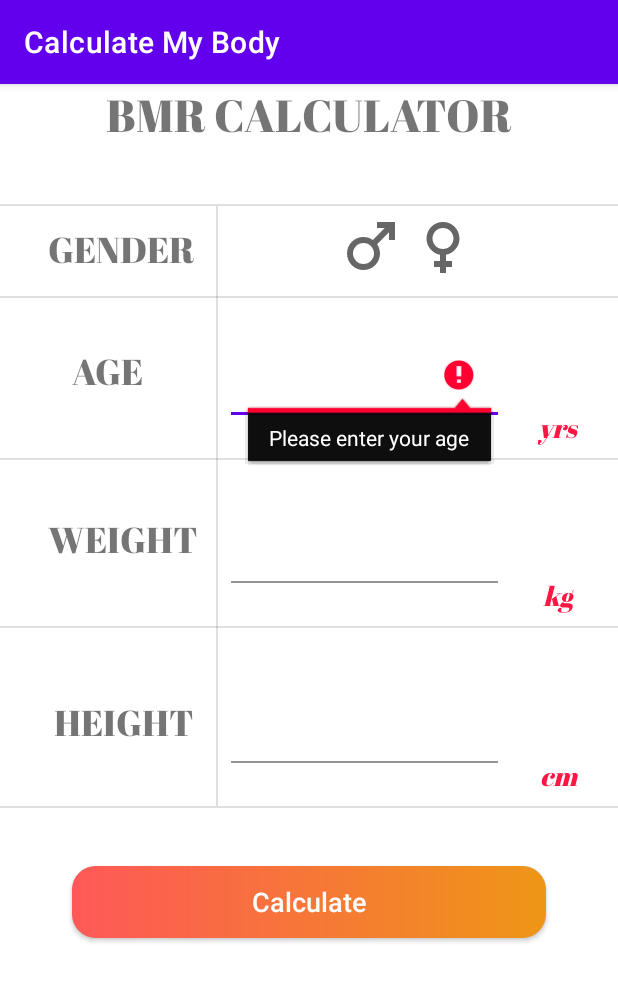
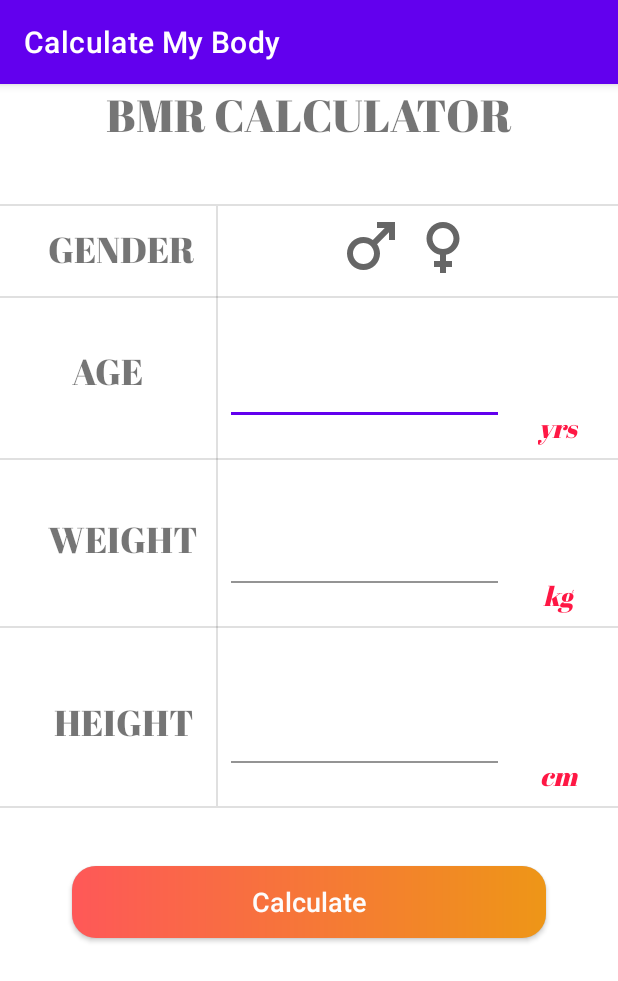
Before and after one commit to JoshuaBudiman/Calculatemybody, an Android app: the BMRCalcActivity screen opened directly, with no data from a screen before it, after a tap on "Calculate", on a phone screen of 412 x 824 dp. Shown: the top 981 px of the screen. Run offline under Robolectric (Android 15) with nearby library versions, the phone set to English and light mode, and no system bars; Roboto replaces fonts that are not available here.

Commit message:
Fix Error Handling

```diff
--- a/app/src/main/java/com/example/appuas/BMRCalcActivity.java
+++ b/app/src/main/java/com/example/appuas/BMRCalcActivity.java
@@ -3,7 +3,9 @@ package com.example.appuas;
 import androidx.appcompat.app.AppCompatActivity;
 
 import android.os.Bundle;
+import android.text.Editable;
 import android.text.TextUtils;
+import android.text.TextWatcher;
 import android.view.View;
 import android.widget.Button;
 import android.widget.EditText;
@@ -12,10 +14,12 @@ import android.widget.RadioGroup;
 import android.widget.TextView;
 import android.widget.Toast;
 
+import com.google.android.material.textfield.TextInputLayout;
+
 public class BMRCalcActivity extends AppCompatActivity {
 
     private RadioButton radioButton_maleBMR,radioButton_femaleBMR;
-    private EditText editText_ageBMR,editText_weightBMR,editText_heightBMR;
+    private TextInputLayout textInputLayout_age_bmr, textInputLayout_weight_bmr, textInputLayout_height_bmr;
     private TextView textView_outputBMR;
     private Button button_calculateBMR;
 
@@ -27,9 +31,9 @@ public class BMRCalcActivity extends AppCompatActivity {
 
         radioButton_maleBMR = findViewById(R.id.radioButton_maleBMR);
         radioButton_femaleBMR = findViewById(R.id.radioButton_femaleBMR);
-        editText_ageBMR = findViewById(R.id.editText_ageBMR);
-        editText_weightBMR = findViewById(R.id.editText_weightBMR);
-        editText_heightBMR = findViewById(R.id.editText_heightBMR);
+        textInputLayout_age_bmr = findViewById(R.id.textInputLayout_age_bmr);
+        textInputLayout_weight_bmr = findViewById(R.id.textInputLayout_weight_bmr);
+        textInputLayout_height_bmr = findViewById(R.id.textInputLayout_height_bmr);
         textView_outputBMR = findViewById(R.id.textView_outputBMR);
         button_calculateBMR = findViewById(R.id.button_calculateBMR);
 
@@ -38,23 +42,15 @@ public class BMRCalcActivity extends AppCompatActivity {
 
             @Override
             public void onClick(View v) {
-                String weight = editText_weightBMR.getText().toString();
-                String height = editText_heightBMR.getText().toString();
-                String age = editText_ageBMR.getText().toString();
+                String weight = textInputLayout_weight_bmr.getEditText().getText().toString().trim();
+                String height = textInputLayout_height_bmr.getEditText().getText().toString().trim();
+                String age = textInputLayout_age_bmr.getEditText().getText().toString().trim();
+
+
+                if (radioButton_maleBMR.isChecked() || radioButton_femaleBMR.isChecked() && !age.isEmpty() && !height.isEmpty() && !weight.isEmpty()){
                     float nilaiBMR=0;
                     int resultBMR;
-                if (TextUtils.isEmpty(age)) {
-                    editText_ageBMR.setError("Please enter your age");
-                    return;
-                }
-                if (TextUtils.isEmpty(weight)) {
-                    editText_weightBMR.setError("Please enter your weight");
-                    return;
-                }
-                if (TextUtils.isEmpty(height)) {
-                    editText_heightBMR.setError("Please enter your height");
-                    return;
-                }
+
 
                     float weight1 = Float.parseFloat(weight);
                     float height1 = Float.parseFloat(height);
@@ -64,11 +60,7 @@ public class BMRCalcActivity extends AppCompatActivity {
                         nilaiBMR = (float) (66.5 + (weight1 * 13.7) + (5 * height1) - (6.8 * age1));
                     }  else if (radioButton_femaleBMR.isChecked()) {
                         nilaiBMR = (float) (655 + (9.6 * weight1) + (1.8 * height1) - (4.7 * age1));
-                }else {
-                    Toast.makeText(getApplicationContext(), "Please select a gender", Toast.LENGTH_SHORT).show();
                     }
-
-                if (radioButton_maleBMR.isChecked()|| radioButton_femaleBMR.isChecked() && !age.isEmpty() && !height.isEmpty() && !weight.isEmpty()){
                     resultBMR = Math.round(nilaiBMR);
                     textView_outputBMR.setText("Your minimum daily calorie requirement is " + resultBMR +" calorie");
                 }else{
@@ -77,5 +69,70 @@ public class BMRCalcActivity extends AppCompatActivity {
 
             }
         });
+        textInputLayout_age_bmr.getEditText().addTextChangedListener(new TextWatcher() {
+            @Override
+            public void beforeTextChanged(CharSequence s, int start, int count, int after) {
+
+            }
+
+            @Override
+            public void onTextChanged(CharSequence s, int start, int before, int count) {
+                String age = textInputLayout_age_bmr.getEditText().getText().toString().trim();
+                if (age.isEmpty()) {
+                    textInputLayout_age_bmr.setError("Please enter your age");
+                }else {
+                    textInputLayout_age_bmr.setError("");
+                }
+
+            }
+
+            @Override
+            public void afterTextChanged(Editable s) {
+
+            }
+        });
+        textInputLayout_weight_bmr.getEditText().addTextChangedListener(new TextWatcher() {
+            @Override
+            public void beforeTextChanged(CharSequence s, int start, int count, int after) {
+
+            }
+
+            @Override
+            public void onTextChanged(CharSequence s, int start, int before, int count) {
+                String weight = textInputLayout_weight_bmr.getEditText().getText().toString().trim();
+                if (weight.isEmpty()) {
+                    textInputLayout_weight_bmr.setError("Please enter your weight");
+                }else {
+                    textInputLayout_weight_bmr.setError("");
+                }
+
+            }
+
+            @Override
+            public void afterTextChanged(Editable s) {
+
+            }
+        });
+        textInputLayout_height_bmr.getEditText().addTextChangedListener(new TextWatcher() {
+            @Override
+            public void beforeTextChanged(CharSequence s, int start, int count, int after) {
+
+            }
+
+            @Override
+            public void onTextChanged(CharSequence s, int start, int before, int count) {
+                String height = textInputLayout_height_bmr.getEditText().getText().toString().trim();
+                if (height.isEmpty()) {
+                    textInputLayout_height_bmr.setError("Please enter your height");
+                }else{
+                    textInputLayout_height_bmr.setError("");
                 }
             }
+
+            @Override
+            public void afterTextChanged(Editable s) {
+
+            }
+        });
+    }
+}
--- a/app/src/main/res/layout/activity_bmr.xml
+++ b/app/src/main/res/layout/activity_bmr.xml
@@ -82,7 +82,7 @@
                 app:layout_constraintTop_toBottomOf="@+id/divider10" />
 
             <com.google.android.material.textfield.TextInputLayout
-                android:id="@+id/textInputLayout2"
+                android:id="@+id/textInputLayout_age_bmr"
                 android:layout_width="0dp"
                 android:layout_height="wrap_content"
                 android:layout_marginStart="58dp"
@@ -113,9 +113,9 @@
                 android:textColor="#FF1744"
                 android:textSize="18sp"
                 android:textStyle="italic"
-                app:layout_constraintBottom_toBottomOf="@+id/textInputLayout2"
+                app:layout_constraintBottom_toBottomOf="@+id/textInputLayout_age_bmr"
                 app:layout_constraintEnd_toEndOf="parent"
-                app:layout_constraintStart_toEndOf="@+id/textInputLayout2" />
+                app:layout_constraintStart_toEndOf="@+id/textInputLayout_age_bmr" />
 
             <TextView
                 android:id="@+id/textView15"
@@ -130,14 +130,14 @@
                 app:layout_constraintTop_toBottomOf="@+id/divider11" />
 
             <com.google.android.material.textfield.TextInputLayout
-                android:id="@+id/textInputLayout3"
+                android:id="@+id/textInputLayout_weight_bmr"
                 android:layout_width="0dp"
                 android:layout_height="wrap_content"
                 android:layout_marginTop="24dp"
                 app:errorEnabled="true"
-                app:layout_constraintEnd_toEndOf="@+id/textInputLayout2"
-                app:layout_constraintStart_toStartOf="@+id/textInputLayout2"
-                app:layout_constraintTop_toBottomOf="@+id/textInputLayout2">
+                app:layout_constraintEnd_toEndOf="@+id/textInputLayout_age_bmr"
+                app:layout_constraintStart_toStartOf="@+id/textInputLayout_age_bmr"
+                app:layout_constraintTop_toBottomOf="@+id/textInputLayout_age_bmr">
 
                 <com.google.android.material.textfield.TextInputEditText
                     android:id="@+id/editText_weightBMR"
@@ -159,7 +159,7 @@
                 android:textColor="#FF1744"
                 android:textSize="18sp"
                 android:textStyle="italic"
-                app:layout_constraintBottom_toBottomOf="@+id/textInputLayout3"
+                app:layout_constraintBottom_toBottomOf="@+id/textInputLayout_weight_bmr"
                 app:layout_constraintEnd_toEndOf="@+id/textView14"
                 app:layout_constraintStart_toStartOf="@+id/textView14" />
 
@@ -176,14 +176,14 @@
                 app:layout_constraintTop_toBottomOf="@+id/divider12" />
 
             <com.google.android.material.textfield.TextInputLayout
-                android:id="@+id/textInputLayout5"
+                android:id="@+id/textInputLayout_height_bmr"
                 android:layout_width="0dp"
                 android:layout_height="wrap_content"
                 android:layout_marginTop="32dp"
                 app:errorEnabled="true"
-                app:layout_constraintEnd_toEndOf="@+id/textInputLayout3"
-                app:layout_constraintStart_toStartOf="@+id/textInputLayout3"
-                app:layout_constraintTop_toBottomOf="@+id/textInputLayout3">
+                app:layout_constraintEnd_toEndOf="@+id/textInputLayout_weight_bmr"
+                app:layout_constraintStart_toStartOf="@+id/textInputLayout_weight_bmr"
+                app:layout_constraintTop_toBottomOf="@+id/textInputLayout_weight_bmr">
 
                 <com.google.android.material.textfield.TextInputEditText
                     android:id="@+id/editText_heightBMR"
@@ -205,7 +205,7 @@
                 android:textColor="#FF1744"
                 android:textSize="18sp"
                 android:textStyle="italic"
-                app:layout_constraintBottom_toBottomOf="@+id/textInputLayout5"
+                app:layout_constraintBottom_toBottomOf="@+id/textInputLayout_height_bmr"
                 app:layout_constraintEnd_toEndOf="@+id/textView16"
                 app:layout_constraintStart_toStartOf="@+id/textView16" />
 
@@ -223,7 +223,7 @@
                 android:textSize="18sp"
                 app:layout_constraintEnd_toEndOf="parent"
                 app:layout_constraintStart_toStartOf="parent"
-                app:layout_constraintTop_toBottomOf="@+id/textInputLayout5" />
+                app:layout_constraintTop_toBottomOf="@+id/textInputLayout_height_bmr" />
 
             <View
                 android:id="@+id/divider8"
@@ -262,7 +262,7 @@
                 android:background="?android:attr/listDivider"
                 app:layout_constraintEnd_toEndOf="parent"
                 app:layout_constraintStart_toStartOf="parent"
-                app:layout_constraintTop_toBottomOf="@+id/textInputLayout2" />
+                app:layout_constraintTop_toBottomOf="@+id/textInputLayout_age_bmr" />
 
             <View
                 android:id="@+id/divider12"
@@ -272,7 +272,7 @@
                 android:background="?android:attr/listDivider"
                 app:layout_constraintEnd_toEndOf="parent"
                 app:layout_constraintStart_toStartOf="parent"
-                app:layout_constraintTop_toBottomOf="@+id/textInputLayout3" />
+                app:layout_constraintTop_toBottomOf="@+id/textInputLayout_weight_bmr" />
 
             <View
                 android:id="@+id/divider13"
@@ -282,7 +282,7 @@
                 android:background="?android:attr/listDivider"
                 app:layout_constraintEnd_toEndOf="parent"
                 app:layout_constraintStart_toStartOf="parent"
-                app:layout_constraintTop_toBottomOf="@+id/textInputLayout5" />
+                app:layout_constraintTop_toBottomOf="@+id/textInputLayout_height_bmr" />
 
             <TextView
                 android:id="@+id/textView_outputBMR"
```
Also changed, not shown: app/src/main/java/com/example/appuas/BMICalcActivity.java (+52 -16 lines), app/src/main/java/com/example/appuas/TDEECalcActivity.java (+72 -18 lines). Lines whose indentation alone changed are shown as unchanged.
